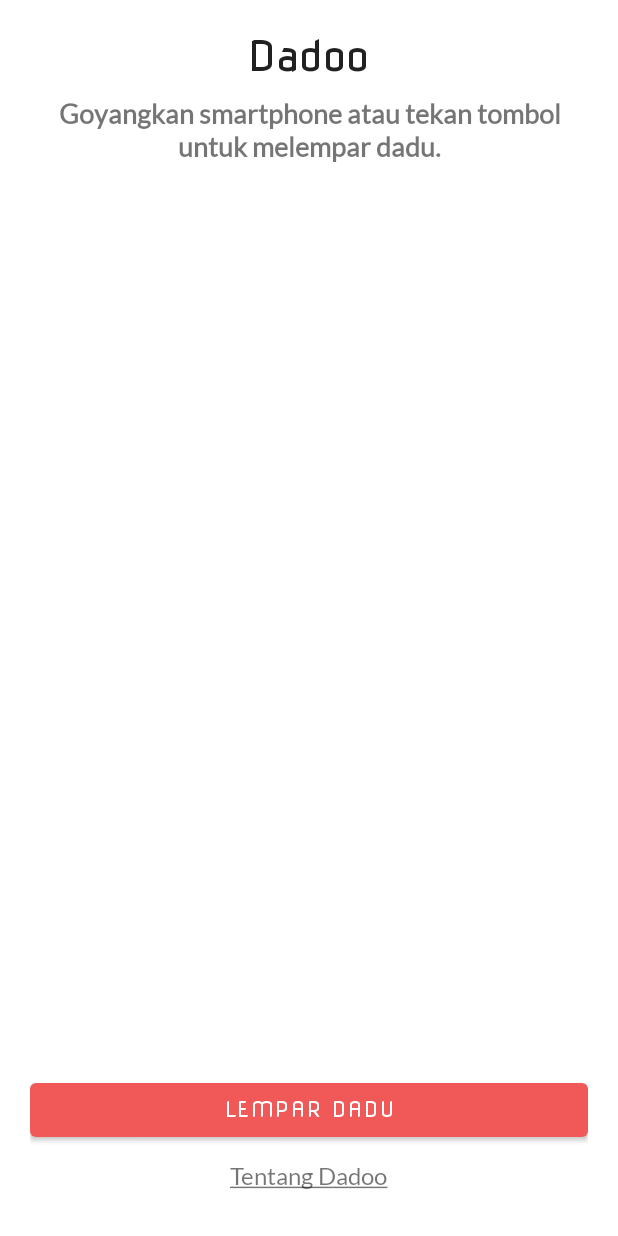
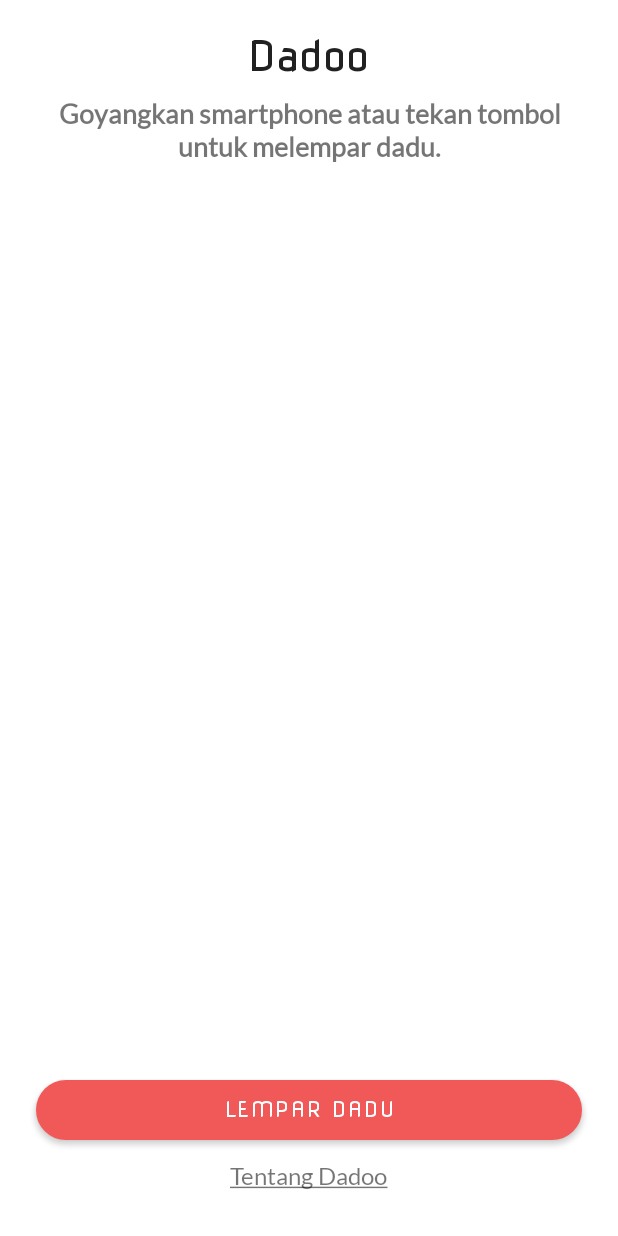
Before and after one commit to obedkristiaji/Dadoo-Lempar-Dadu-Virtual, an Android app: the screen it shows after launch (MainActivity), on a phone screen of 412 x 824 dp. Run offline under Robolectric (Android 15) with nearby library versions, the light colour scheme and no system bars.

Commit message:
Rounded button

```diff
--- /dev/null
+++ b/app/src/main/res/drawable/border_radius.xml
@@ -0,0 +1,22 @@
+<?xml version="1.0" encoding="utf-8"?>
+<layer-list xmlns:android="http://schemas.android.com/apk/res/android">
+    <item
+        android:left="4dp"
+        android:right="4dp"
+        android:top="4dp"
+        android:bottom="4dp">
+        <shape>
+            <solid android:color="#ffffffff"/>
+
+            <stroke android:width="3dp"
+                android:color="#ff000000" />
+
+            <padding android:left="1dp"
+                android:top="1dp"
+                android:right="1dp"
+                android:bottom="1dp" />
+
+            <corners android:radius="30dp" />
+        </shape>
+    </item>
+</layer-list>
--- a/app/src/main/res/layout/fragment_home.xml
+++ b/app/src/main/res/layout/fragment_home.xml
@@ -40,6 +40,7 @@
         android:layout_width="match_parent"
         android:layout_height="wrap_content"
         android:layout_above="@id/btn_tentang"
+        android:background="@drawable/border_radius"
         android:fontFamily="@font/nova_flat_regular"
         android:text="@string/lempar"/>
 
--- a/app/src/main/res/values/dimens.xml
+++ b/app/src/main/res/values/dimens.xml
@@ -2,6 +2,7 @@
 <resources>
     <dimen name="app_margin">20dp</dimen>
     <dimen name="margin_10">10dp</dimen>
+    <dimen name="margin_20">20dp</dimen>
     <dimen name="margin_30">30dp</dimen>
 
     <dimen name="font_16">16sp</dimen>
```
Also changed, not shown: app/src/main/res/layout/fragment_about.xml (+12 -5 lines).
